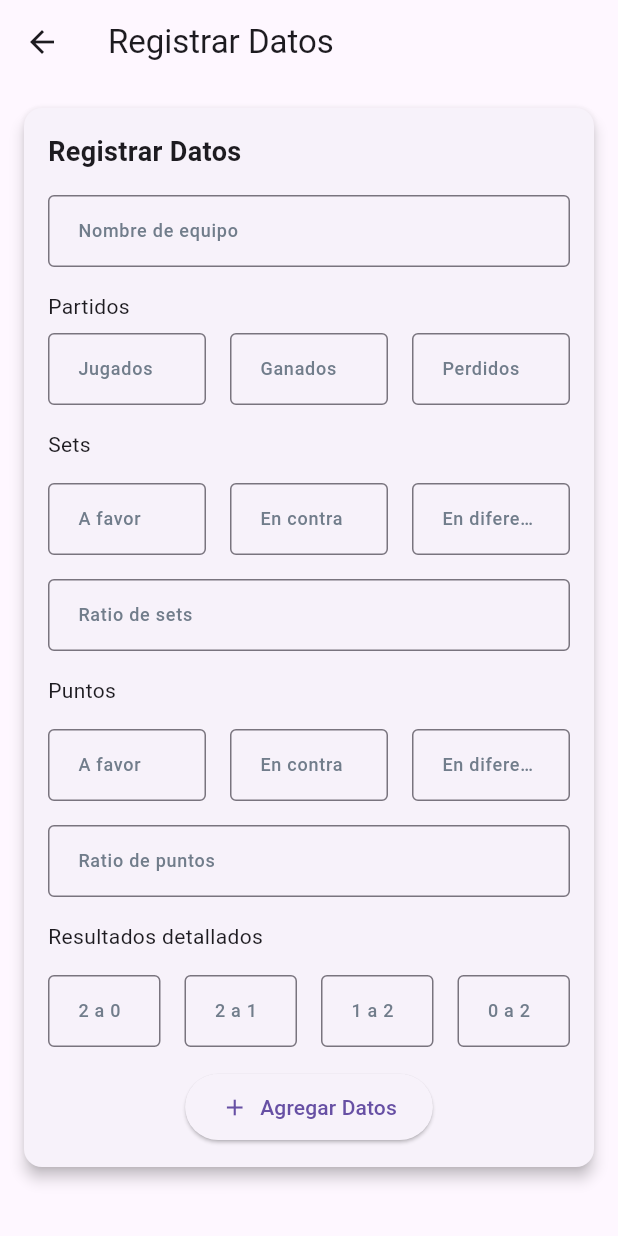
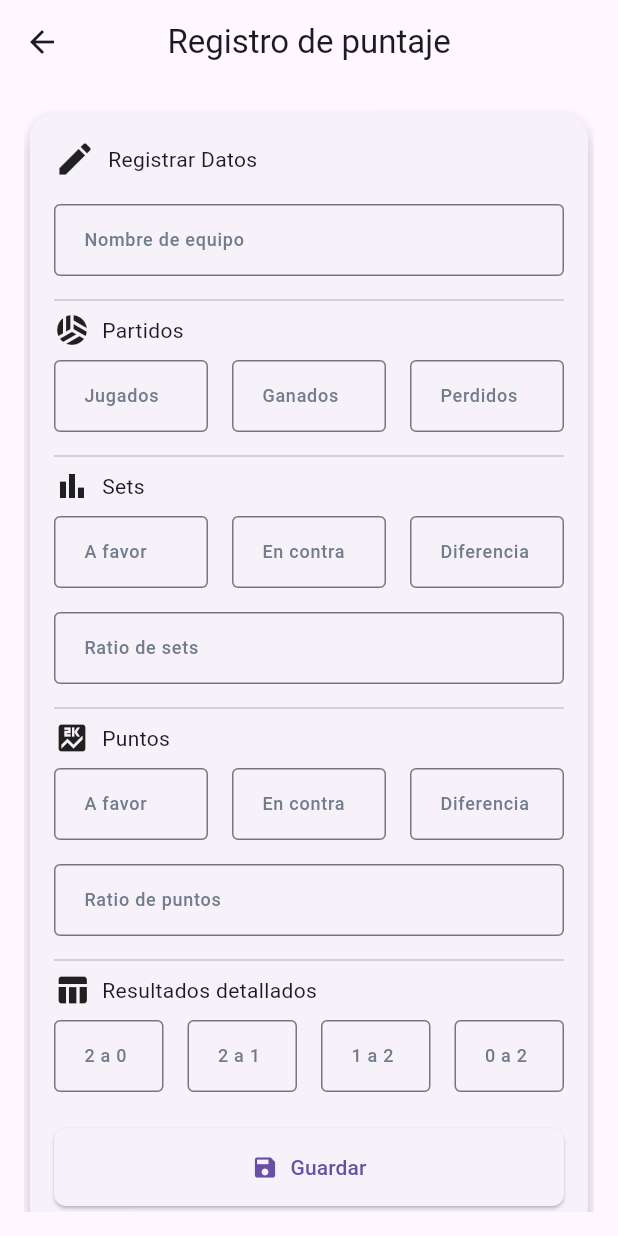
Before and after one commit to Robertopoemape/torneos, a Flutter app: the ScoreRegisterScreen screen opened directly, on a phone screen of 412 x 824 dp. Run offline on Flutter 3.47's test engine with Material 3 defaults, Android fonts, the phone set to English and light mode, and no system bars; our stand-ins replace cloud_firestore, firebase_core; accounts and stored records are empty; generated files the repository leaves out were written again; network calls fail; Roboto replaces fonts that are missing (Poppins); statements that could not run were skipped.

Commit message:
new desing score register

```diff
--- a/lib/components/input_text.dart
+++ b/lib/components/input_text.dart
@@ -27,7 +27,7 @@ class InputText extends StatelessWidget {
           vertical: 8,
         ),
       ),
-      keyboardType: TextInputType.number,
+      keyboardType: keyboardType,
       validator: (value) => value!.isEmpty ? 'Campo requerido' : null,
     );
   }
--- a/lib/presentation/drawer_header_options/drawer_header_options.dart
+++ b/lib/presentation/drawer_header_options/drawer_header_options.dart
@@ -10,7 +10,7 @@ class DrawerHeaderOptions extends StatelessWidget {
   @override
   Widget build(BuildContext context) {
     return Drawer(
-      backgroundColor: ComColors.inf800,
+      backgroundColor: ComColors.succ500,
       elevation: 40,
       width: 340,
       child: DrawerHeader(
--- a/lib/presentation/home/home_screen.dart
+++ b/lib/presentation/home/home_screen.dart
@@ -25,7 +25,7 @@ class _HomeScreenState extends State<HomeScreen> {
     return Scaffold(
       drawer: DrawerHeaderOptions(),
       appBar: AppBar(
-        backgroundColor: ComColors.inf800,
+        backgroundColor: ComColors.succ500,
         title: Center(
           child: Text(
             'Incio',
--- /dev/null
+++ b/lib/presentation/score_register/controller/score_register_controller.dart
@@ -0,0 +1,30 @@
+import 'package:flutter/material.dart';
+
+class ScoreRegisterController with ChangeNotifier {
+  static final Map<String, TextEditingController> controllers = {
+    'teamName': TextEditingController(),
+    'played': TextEditingController(),
+    'won': TextEditingController(),
+    'lost': TextEditingController(),
+    'setsFor': TextEditingController(),
+    'setsAgainst': TextEditingController(),
+    'diffSets': TextEditingController(),
+    'ratioSets': TextEditingController(),
+    'pointsFor': TextEditingController(),
+    'pointsAgainst': TextEditingController(),
+    'diffPoints': TextEditingController(),
+    'ratioPoints': TextEditingController(),
+    'twoZero': TextEditingController(),
+    'twoOne': TextEditingController(),
+    'oneTwo': TextEditingController(),
+    'zeroTwo': TextEditingController(),
+  };
+
+  @override
+  void dispose() {
+    for (var controller in controllers.values) {
+      controller.dispose();
+    }
+    super.dispose();
+  }
+}
--- a/lib/presentation/score_register/score_register_screen.dart
+++ b/lib/presentation/score_register/score_register_screen.dart
@@ -1,7 +1,10 @@
 import 'package:cloud_firestore/cloud_firestore.dart';
 import 'package:flutter/material.dart';
+import 'package:provider/provider.dart';
+import 'package:proyecto_torneos/presentation/score_register/controller/score_register_controller.dart';
 
 import '../../components/input_text.dart';
+import '../../core/common/common.dart';
 import '../../core/style/style.dart';
 import '../../src/models/models.dart';
 
@@ -17,283 +20,221 @@ class ScoreRegisterScreen extends StatefulWidget {
 class _ScoreRegisterScreenState extends State<ScoreRegisterScreen> {
   final _formKey = GlobalKey<FormState>();
 
-  final teamNameController = TextEditingController();
-  final playedController = TextEditingController();
-  final wonController = TextEditingController();
-  final lostController = TextEditingController();
-  final setsForController = TextEditingController();
-  final setsAgainstController = TextEditingController();
-  final diffSetsController = TextEditingController();
-  final ratioSetsController = TextEditingController();
-  final pointsForController = TextEditingController();
-  final pointsAgainstController = TextEditingController();
-  final diffPointsController = TextEditingController();
-  final ratioPointsController = TextEditingController();
-  final twoZeroController = TextEditingController();
-  final twoOneController = TextEditingController();
-  final oneTwoController = TextEditingController();
-  final zeroTwoController = TextEditingController();
-
-// Método para guardar datos en Firestore
   Future<void> saveMatchData(MatchData matchData) async {
     try {
       final firestore = FirebaseFirestore.instance;
 
-      // Serializa los datos de MatchData
-      final data = {
-        'teamName': matchData.teamName,
-        'position': matchData.position,
-        'stats': {
-          'played': matchData.stats.played,
-          'won': matchData.stats.won,
-          'lost': matchData.stats.lost,
-          'setsFor': matchData.stats.setsFor,
-          'setsAgainst': matchData.stats.setsAgainst,
-          'diffSets': matchData.stats.diffSets,
-          'ratioSets': matchData.stats.ratioSets,
-          'totalPointsFor': matchData.stats.totalPointsFor,
-          'totalPointsAgainst': matchData.stats.totalPointsAgainst,
-          'diffPoints': matchData.stats.diffPoints,
-          'ratioPoints': matchData.stats.ratioPoints,
-          'twoZero': matchData.stats.twoZero,
-          'twoOne': matchData.stats.twoOne,
-          'oneTwo': matchData.stats.oneTwo,
-          'zeroTwo': matchData.stats.zeroTwo,
+      final querySnapshot = await firestore.collection('matches').get();
+      final newPosition = querySnapshot.docs.length + 1;
+
+      final matchDataWithPosition = MatchData(
+        teamName: matchData.teamName,
+        position: newPosition,
+        stats: matchData.stats,
+      );
+
+      await firestore.collection('matches').add(matchDataWithPosition.toMap());
+
+      if (mounted) {
+        ScaffoldMessenger.of(context).showSnackBar(
+          const SnackBar(content: Text('Datos guardados exitosamente')),
+        );
       }
-      };
-
-      // Guarda los datos en una colección "matches"
-      await firestore.collection('matches').add(data);
-      print('Datos guardados exitosamente');
     } catch (e) {
-      print('Error al guardar datos: $e');
+      if (mounted) {
+        ScaffoldMessenger.of(context).showSnackBar(
+          SnackBar(content: Text('Error al guardar datos: $e')),
+        );
+      }
     }
   }
 
-  @override
-  void dispose() {
-    teamNameController.dispose();
-    playedController.dispose();
-    wonController.dispose();
-    lostController.dispose();
-    setsForController.dispose();
-    setsAgainstController.dispose();
-    diffSetsController.dispose();
-    ratioSetsController.dispose();
-    pointsForController.dispose();
-    pointsAgainstController.dispose();
-    diffPointsController.dispose();
-    ratioPointsController.dispose();
-    twoZeroController.dispose();
-    twoOneController.dispose();
-    oneTwoController.dispose();
-    zeroTwoController.dispose();
-    super.dispose();
+  MatchData? _createMatchData() {
+    try {
+      final stats = MatchStats(
+        played: _parseInt('played'),
+        won: _parseInt('won'),
+        lost: _parseInt('lost'),
+        setsFor: _parseInt('setsFor'),
+        setsAgainst: _parseInt('setsAgainst'),
+        diffSets: _parseInt('diffSets'),
+        ratioSets: _parseDouble('ratioSets'),
+        totalPointsFor: _parseInt('pointsFor'),
+        totalPointsAgainst: _parseInt('pointsAgainst'),
+        diffPoints: _parseInt('diffPoints'),
+        ratioPoints: _parseDouble('ratioPoints'),
+        twoZero: _parseInt('twoZero'),
+        twoOne: _parseInt('twoOne'),
+        oneTwo: _parseInt('oneTwo'),
+        zeroTwo: _parseInt('zeroTwo'),
+      );
+
+      return MatchData(
+        teamName: ScoreRegisterController.controllers['teamName']!.text,
+        stats: stats,
+      );
+    } catch (e) {
+      ScaffoldMessenger.of(context).showSnackBar(
+        const SnackBar(content: Text('Por favor, verifica los campos')),
+      );
+      return null;
+    }
+  }
+
+  int _parseInt(String key) {
+    return int.tryParse(ScoreRegisterController.controllers[key]!.text) ?? 0;
+  }
+
+  double _parseDouble(String key) {
+    return double.tryParse(ScoreRegisterController.controllers[key]!.text) ??
+        0.0;
   }
 
   @override
   Widget build(BuildContext context) {
-    return Scaffold(
+    return ChangeNotifierProvider(
+      create: (_) => ScoreRegisterController(),
+      child: Scaffold(
         appBar: AppBar(
-        title: const Text('Registrar Datos'),
+          title: const Text('Registro de puntaje'),
+          centerTitle: true,
+          backgroundColor: ComColors.succ500,
         ),
-      body: Card(
-        margin: const EdgeInsets.all(16),
-        color: ComColors.inf200,
-        elevation: 4,
-        shape: RoundedRectangleBorder(borderRadius: BorderRadius.circular(12)),
-        child: Padding(
-          padding: const EdgeInsets.all(16),
-          child: Form(
-            key: _formKey,
+        body: Padding(
+          padding: const EdgeInsets.all(16.0),
           child: SingleChildScrollView(
             child: Column(
-                crossAxisAlignment: CrossAxisAlignment.start,
               children: [
-                  const Text(
-                    'Registrar Datos',
-                    style: TextStyle(fontSize: 18, fontWeight: FontWeight.bold),
-                  ),
-                  const SizedBox(height: 16),
-                  InputText(
-                    controller: TextEditingController(),
-                    labelText: 'Nombre de equipo',
-                    keyboardType: TextInputType.text,
-                  ),
-                  const SizedBox(height: 16),
-                  Text('Partidos', style: ComTextStyle.subtitle1),
-                  const SizedBox(height: 8),
-                  Row(
-                    children: [
-                      Expanded(
-                        child: InputText(
-                          controller: TextEditingController(),
-                          labelText: 'Jugados',
-                        ),
-                      ),
-                      const SizedBox(width: 16),
-                      Expanded(
-                        child: InputText(
-                          controller: TextEditingController(),
-                          labelText: 'Ganados',
-                        ),
-                      ),
-                      const SizedBox(width: 16),
-                      Expanded(
-                        child: InputText(
-                          controller: TextEditingController(),
-                          labelText: 'Perdidos',
-                        ),
-                      ),
+                _buildFormCard(),
               ],
-                  ),
-                  const SizedBox(height: 16),
-                  Text('Sets', style: ComTextStyle.subtitle1),
-                  const SizedBox(height: 16),
-                  Row(
-                    children: [
-                      Expanded(
-                        child: InputText(
-                          controller: TextEditingController(),
-                          labelText: 'A favor',
-                        ),
-                      ),
-                      const SizedBox(width: 16),
-                      Expanded(
-                        child: InputText(
-                          controller: TextEditingController(),
-                          labelText: 'En contra',
-                        ),
-                      ),
-                      const SizedBox(width: 16),
-                      Expanded(
-                        child: InputText(
-                          controller: TextEditingController(),
-                          labelText: 'En diferencia',
-                        ),
-                      ),
-                    ],
-                  ),
-                  const SizedBox(height: 16),
-                  InputText(
-                    controller: TextEditingController(),
-                    labelText: 'Ratio de sets',
-                  ),
-                  const SizedBox(height: 16),
-                  Text('Puntos', style: ComTextStyle.subtitle1),
-                  const SizedBox(height: 16),
-                  Row(
-                    children: [
-                      Expanded(
-                        child: InputText(
-                          controller: TextEditingController(),
-                          labelText: 'A favor',
-                        ),
-                      ),
-                      const SizedBox(width: 16),
-                      Expanded(
-                        child: InputText(
-                          controller: TextEditingController(),
-                          labelText: 'En contra',
-                        ),
-                      ),
-                      const SizedBox(width: 16),
-                      Expanded(
-                        child: InputText(
-                          controller: TextEditingController(),
-                          labelText: 'En diferencia',
-                        ),
-                      ),
-                    ],
-                  ),
-                  const SizedBox(height: 16),
-                  InputText(
-                    controller: TextEditingController(),
-                    labelText: 'Ratio de puntos',
-                  ),
-                  const SizedBox(height: 16),
-                  Text('Resultados detallados', style: ComTextStyle.subtitle1),
-                  const SizedBox(height: 16),
-                  Row(
-                    children: [
-                      Expanded(
-                        child: InputText(
-                          controller: TextEditingController(),
-                          labelText: '2 a 0',
-                        ),
-                      ),
-                      const SizedBox(width: 16),
-                      Expanded(
-                        child: InputText(
-                          controller: TextEditingController(),
-                          labelText: '2 a 1',
-                        ),
-                      ),
-                      const SizedBox(width: 16),
-                      Expanded(
-                        child: InputText(
-                          controller: TextEditingController(),
-                          labelText: '1 a 2',
-                        ),
-                      ),
-                      const SizedBox(width: 16),
-                      Expanded(
-                        child: InputText(
-                          controller: TextEditingController(),
-                          labelText: '0 a 2',
-                        ),
-                      ),
-                    ],
-                  ),
-                  const SizedBox(height: 16),
-                  Center(
-                    child: ElevatedButton.icon(
-                      onPressed: () {
-                        if (_formKey.currentState?.validate() ?? false) {
-                          // Crea los datos de MatchStats y MatchData
-                          final stats = MatchStats(
-                            played: int.parse(playedController.text),
-                            won: int.parse(wonController.text),
-                            lost: int.parse(lostController.text),
-                            setsFor: int.parse(setsForController.text),
-                            setsAgainst: int.parse(setsAgainstController.text),
-                            diffSets: int.parse(diffSetsController.text),
-                            ratioSets: double.parse(ratioSetsController.text),
-                            totalPointsFor: int.parse(pointsForController.text),
-                            totalPointsAgainst:
-                                int.parse(pointsAgainstController.text),
-                            diffPoints: int.parse(diffPointsController.text),
-                            ratioPoints:
-                                double.parse(ratioPointsController.text),
-                            twoZero: int.parse(twoZeroController.text),
-                            twoOne: int.parse(twoOneController.text),
-                            oneTwo: int.parse(oneTwoController.text),
-                            zeroTwo: int.parse(zeroTwoController.text),
-                          );
-
-                          final matchData = MatchData(
-                            teamName: teamNameController.text,
-                            stats: stats,
-                          );
-
-                          // Llama al método para guardar en Firestore
-                          saveMatchData(matchData);
-                        }
-                      },
-                      icon: const Icon(Icons.add),
-                      label: const Text('Agregar Datos'),
-                      style: ElevatedButton.styleFrom(
-                        padding: const EdgeInsets.symmetric(
-                            horizontal: 24, vertical: 12),
-                      ),
-                    ),
-                  ),
-                ],
-              ),
             ),
           ),
         ),
       ),
     );
   }
+
+  Widget _buildFormCard() {
+    return Card(
+      elevation: 6,
+      shape: RoundedRectangleBorder(
+        borderRadius: BorderRadius.circular(16),
+      ),
+      child: Padding(
+        padding: const EdgeInsets.all(16.0),
+        child: Form(
+          key: _formKey,
+          child: Column(
+            crossAxisAlignment: CrossAxisAlignment.start,
+            children: [
+              _buildHeader('Registrar Datos', Icons.edit),
+              gap16,
+              _buildInput('teamName', 'Nombre de equipo', TextInputType.text),
+              gap8,
+              const Divider(),
+              _buildSection('Partidos', Icons.sports_volleyball, [
+                _buildRow(['played', 'won', 'lost'],
+                    ['Jugados', 'Ganados', 'Perdidos']),
+              ]),
+              const Divider(),
+              _buildSection('Sets', Icons.bar_chart, [
+                _buildRow(['setsFor', 'setsAgainst', 'diffSets'],
+                    ['A favor', 'En contra', 'Diferencia']),
+                gap16,
+                _buildInput('ratioSets', 'Ratio de sets', TextInputType.number),
+              ]),
+              const Divider(),
+              _buildSection('Puntos', Icons.score, [
+                _buildRow(['pointsFor', 'pointsAgainst', 'diffPoints'],
+                    ['A favor', 'En contra', 'Diferencia']),
+                gap16,
+                _buildInput(
+                    'ratioPoints', 'Ratio de puntos', TextInputType.number),
+              ]),
+              const Divider(),
+              _buildSection('Resultados detallados', Icons.table_chart, [
+                _buildRow(['twoZero', 'twoOne', 'oneTwo', 'zeroTwo'],
+                    ['2 a 0', '2 a 1', '1 a 2', '0 a 2']),
+              ]),
+              gap16,
+              Center(
+                child: SizedBox(
+                  width: double.infinity, // Ocupa todo el ancho disponible
+                  child: ElevatedButton.icon(
+                    onPressed: () {
+                      if (_formKey.currentState?.validate() ?? false) {
+                        final matchData = _createMatchData();
+                        if (matchData != null) {
+                          saveMatchData(matchData);
                         }
+                      }
+                    },
+                    icon: const Icon(Icons.save),
+                    label: const Text('Guardar'),
+                    style: ElevatedButton.styleFrom(
+                      shape: RoundedRectangleBorder(
+                        borderRadius: BorderRadius.circular(8),
+                      ),
+                      backgroundColor: ComColors.succ500,
+                      padding: const EdgeInsets.symmetric(
+                          horizontal: 32, vertical: 16),
+                      textStyle: ComTextStyle.button2,
+                    ),
+                  ),
+                ),
+              )
+            ],
+          ),
+        ),
+      ),
+    );
+  }
+
+  Widget _buildHeader(String title, IconData icon) {
+    return Row(
+      children: [
+        Icon(icon, color: ComColors.sec500, size: 28),
+        space8,
+        Text(title, style: ComTextStyle.h6.w700),
+      ],
+    );
+  }
+
+  Widget _buildSection(String title, IconData icon, List<Widget> children) {
+    return Column(
+      crossAxisAlignment: CrossAxisAlignment.start,
+      children: [
+        Row(
+          children: [
+            Icon(icon, color: ComColors.succ500),
+            space8,
+            Text(title, style: ComTextStyle.subtitle1),
+          ],
+        ),
+        gap8,
+        ...children,
+        gap8,
+      ],
+    );
+  }
+
+  Widget _buildRow(List<String> keys, List<String> labels) {
+    return Row(
+      children: [
+        for (int i = 0; i < keys.length; i++) ...[
+          Expanded(
+              child: _buildInput(keys[i], labels[i], TextInputType.number)),
+          if (i != keys.length - 1) const SizedBox(width: 16),
+        ],
+      ],
+    );
+  }
+
+  Widget _buildInput(String key, String label, TextInputType keyboardType) {
+    return InputText(
+      controller: ScoreRegisterController.controllers[key]!,
+      labelText: label,
+      keyboardType: keyboardType,
+    );
+  }
+}
--- a/pubspec.yaml
+++ b/pubspec.yaml
@@ -36,6 +36,7 @@ dependencies:
   cupertino_icons: ^1.0.8
   firebase_core: ^3.9.0
   cloud_firestore: ^5.6.0
+  provider: ^6.1.2
 
 dev_dependencies:
   flutter_test:
```
Also changed, not shown: lib/src/models/match_data.dart (+18 -2 lines), lib/src/models/match_stats.dart (+40 -0 lines), lib/presentation/score_register/score_register_vm.dart (added), pubspec.lock. Lines whose indentation alone changed are shown as unchanged.
